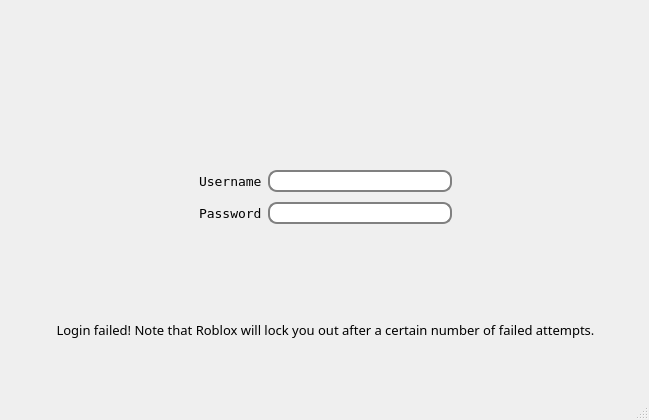
First picture: the form in rawfiles/mainGui.ui, repository cqian19/Roblox-Valk-Currency-Trader, before the edit.
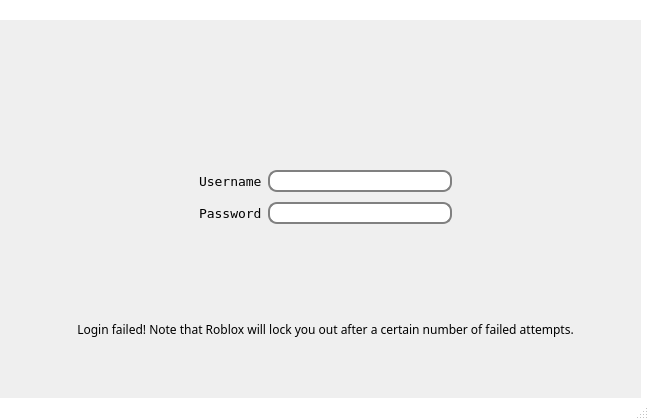
Second picture: the form after the edit. Icons and pictures are not drawn.

The edit to the form file:
```diff
--- a/rawfiles/mainGui.ui
+++ b/rawfiles/mainGui.ui
@@ -38,7 +38,12 @@
     <normaloff>:/images/bot_icon.png</normaloff>:/images/bot_icon.png</iconset>
   </property>
   <property name="windowOpacity">
-   <double>1.000000000000000</double>
+   <double>0.000000000000000</double>
+  </property>
+  <property name="styleSheet">
+   <string notr="true">QMainWindow {
+	background-color: white;
+}</string>
   </property>
   <property name="iconSize">
    <size>
@@ -59,6 +64,12 @@
       <height>391</height>
      </rect>
     </property>
+    <property name="autoFillBackground">
+     <bool>true</bool>
+    </property>
+    <property name="styleSheet">
+     <string notr="true"/>
+    </property>
     <property name="currentIndex">
      <number>0</number>
     </property>
```
